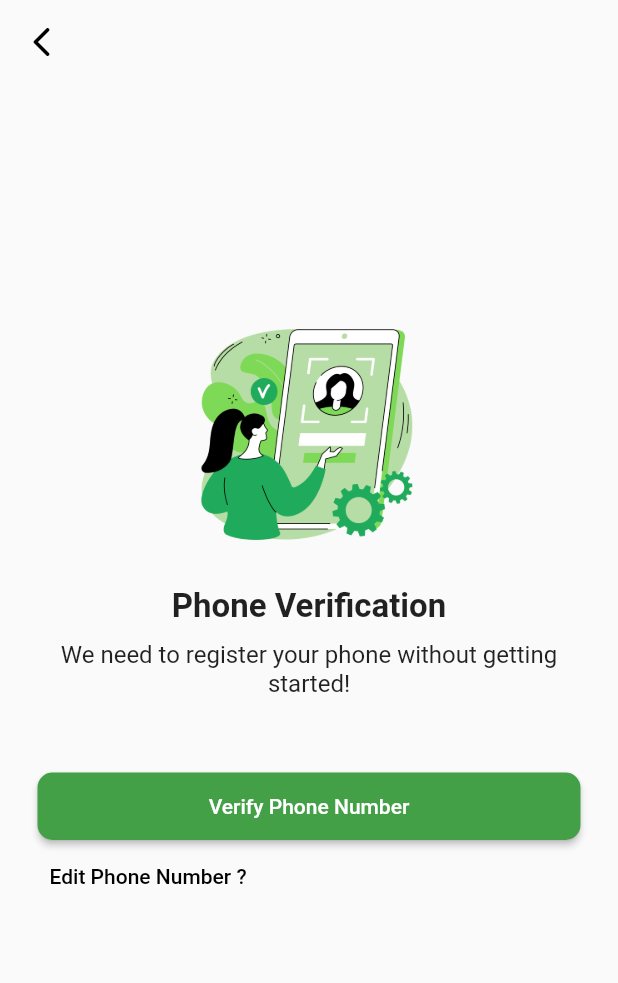
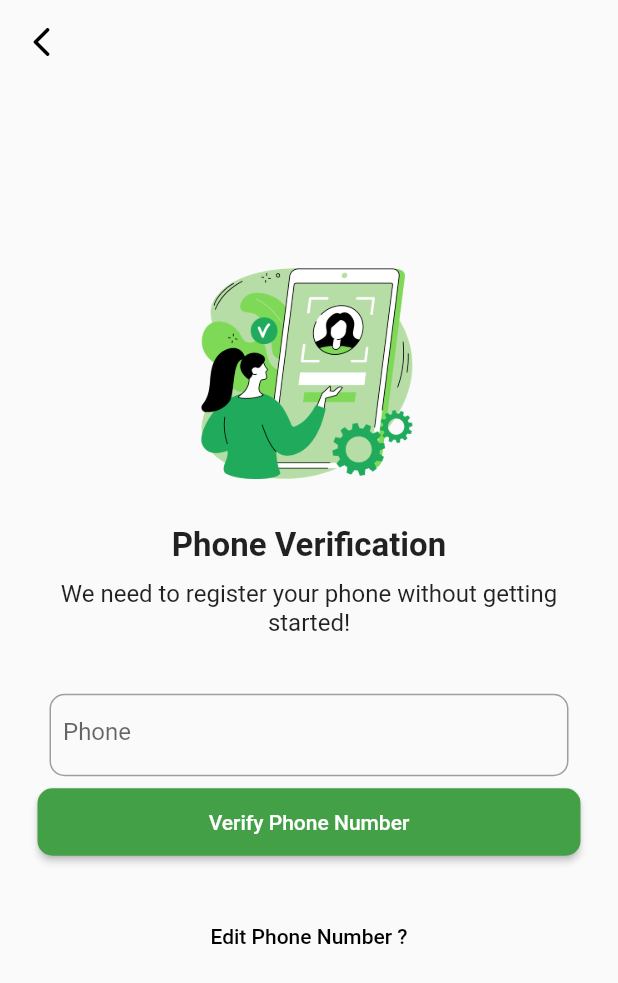
Before and after one commit to Dev-Devarsh/firebase_auth_tut, a Flutter app: the MyVerify screen opened by its route, on a phone screen of 412 x 824 dp. Shown: the top 983 px of the screen. Run offline on Flutter 3.47's test engine with Material 2 defaults, Android fonts, the phone set to English and light mode, and no system bars; our stand-ins replace firebase_auth, firebase_core; accounts and stored records are empty.

Commit message:
added phone text field to  receive code and it's success navigate to success screen

```diff
--- a/lib/verify.dart
+++ b/lib/verify.dart
@@ -1,41 +1,22 @@
 // ignore_for_file: prefer_const_constructors, unused_local_variable
 
+import 'package:firebase_auth/firebase_auth.dart';
+import 'package:firebase_auth_tut/success.dart';
 import 'package:flutter/material.dart';
-// import 'package:pinput/pinput.dart';
 
 class MyVerify extends StatefulWidget {
-  const MyVerify({Key? key}) : super(key: key);
+  final String? verficationId;
+  MyVerify({this.verficationId});
 
   @override
   State<MyVerify> createState() => _MyVerifyState();
 }
 
 class _MyVerifyState extends State<MyVerify> {
+  final submitPinController = TextEditingController();
+  final auth = FirebaseAuth.instance;
   @override
   Widget build(BuildContext context) {
-    // final defaultPinTheme = PinTheme(
-    //   width: 56,
-    //   height: 56,
-    //   textStyle: TextStyle(
-    //       fontSize: 20,
-    //       color: Color.fromRGBO(30, 60, 87, 1),
-    //       fontWeight: FontWeight.w600),
-    //   decoration: BoxDecoration(
-    //     border: Border.all(color: Color.fromRGBO(234, 239, 243, 1)),
-    //     borderRadius: BorderRadius.circular(20),
-    //   ),
-    // );
-
-    // final focusedPinTheme = defaultPinTheme.copyDecorationWith(
-    //   border: Border.all(color: Color.fromRGBO(114, 178, 238, 1)),
-    //   borderRadius: BorderRadius.circular(8),
-    // );
-
-    // final submittedPinTheme = defaultPinTheme.copyWith(
-    //   decoration: defaultPinTheme.decoration?.copyWith(
-    //     color: Color.fromRGBO(234, 239, 243, 1),
-    //   ),
-    // );
 
     return Scaffold(
       extendBodyBehindAppBar: true,
@@ -84,22 +65,61 @@ class _MyVerifyState extends State<MyVerify> {
               SizedBox(
                 height: 30,
               ),
-
-              SizedBox(
-                height: 20,
+              Container(
+                margin: EdgeInsets.all(8),
+                height: 55,
+                decoration: BoxDecoration(
+                    border: Border.all(width: 1, color: Colors.grey),
+                    borderRadius: BorderRadius.circular(10)),
+                child: Padding(
+                    padding: EdgeInsets.only(left: 8),
+                    child: TextField(
+                      controller: submitPinController,
+                      keyboardType: TextInputType.phone,
+                      decoration: InputDecoration(
+                        border: InputBorder.none,
+                        hintText: "Phone",
+                      ),
+                    )),
               ),
               SizedBox(
                 width: double.infinity,
                 height: 45,
                 child: ElevatedButton(
                     style: ElevatedButton.styleFrom(
-                        primary: Colors.green.shade600,
-                        shape: RoundedRectangleBorder(
-                            borderRadius: BorderRadius.circular(10))),
-                    onPressed: () {},
+                        backgroundColor: Colors.green.shade600,
+                        shape: RoundedRectangleBorder(borderRadius: BorderRadius.circular(10))),
+                    onPressed: () async {
+                      final cred = PhoneAuthProvider.credential(
+                          verificationId: widget.verficationId ?? '',
+                          smsCode: submitPinController.text.toString());
+                      try {
+                        await auth.signInWithCredential(cred).then((value) => Navigator.push(
+                            context, MaterialPageRoute(builder: (context) => SuccessScreen())));
+                      } catch (e) {
+                        showDialog(
+                            context: context,
+                            builder: ((BuildContext context) {
+                              return AlertDialog(
+                                content: Text('Retry please1 , $e'),
+                                actions: [
+                                  GestureDetector(
+                                      onTap: () {
+                                        Navigator.pop(context);
+                                      },
+                                      child: const Text('ok'))
+                                ],
+                              );
+                            }));
+                      }
+                    },
                     child: Text("Verify Phone Number")),
               ),
+              SizedBox(
+                height: 30,
+              ),
               Row(
+                mainAxisAlignment: MainAxisAlignment.center,
                 children: [
                   TextButton(
                       onPressed: () {
```
